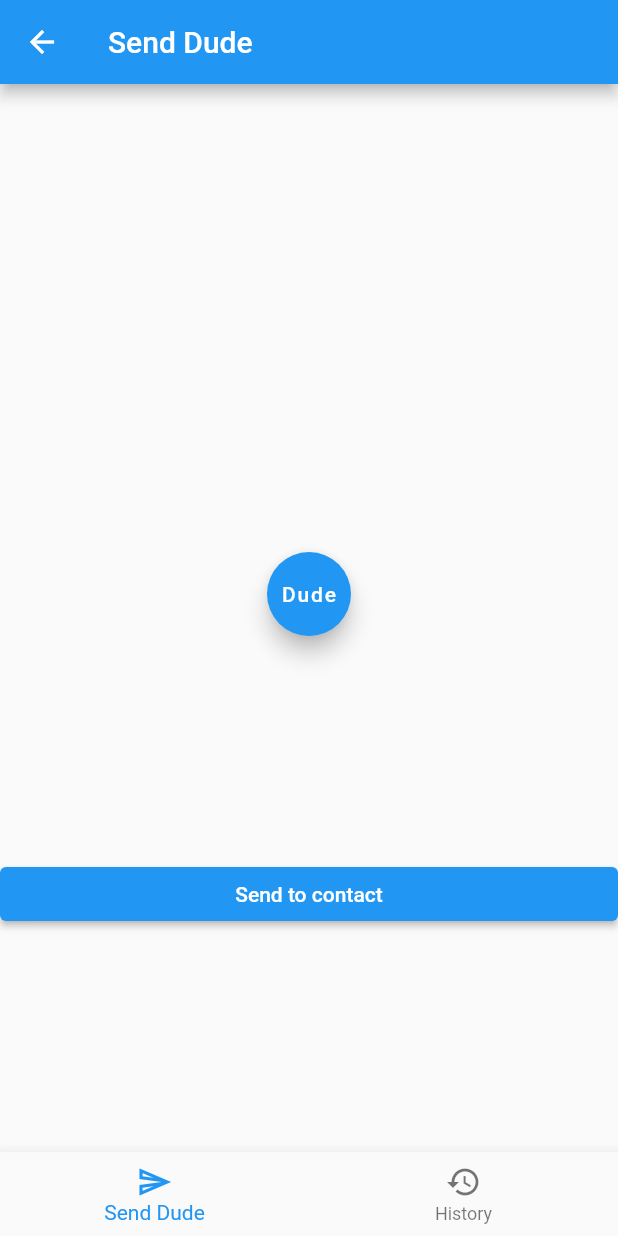
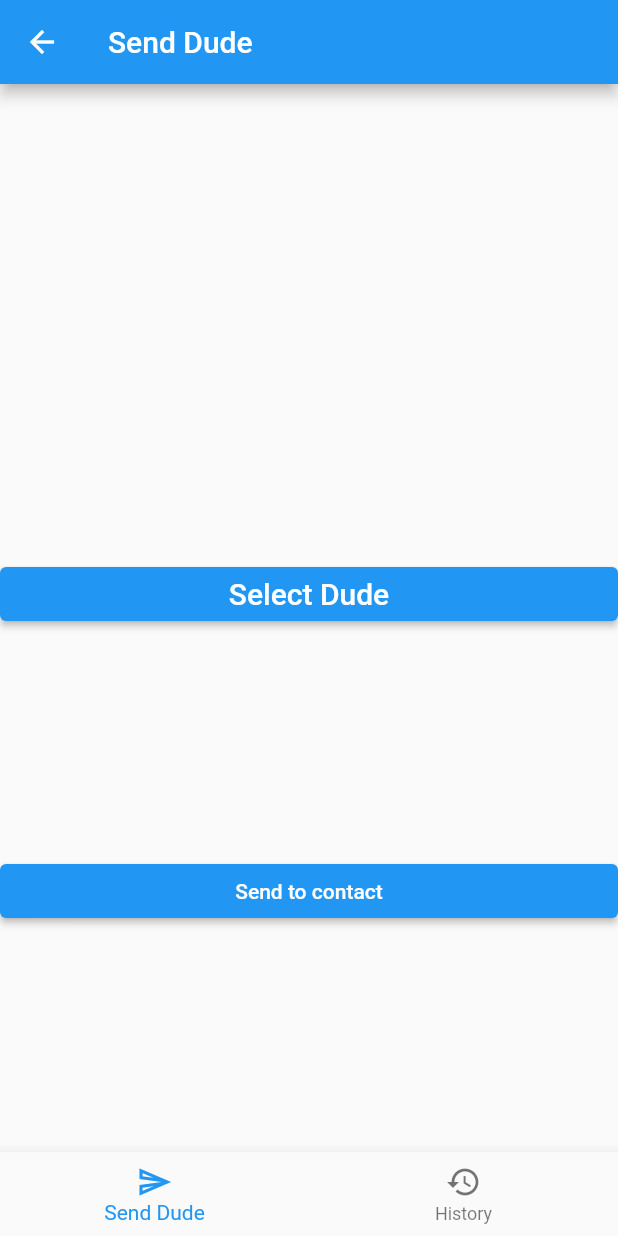
Before and after one commit to atsign-foundation/at_dude, a Flutter app: the SendDudeScreen screen opened by its route, on a phone screen of 412 x 824 dp. Run offline on Flutter 3.47's test engine with Material 2 defaults, Android fonts, the phone set to English and light mode, and no system bars; missing offline and left inert: at_app_flutter, at_client_mobile, at_contacts_flutter, at_onboarding_flutter, at_utils.

Commit message:
A basic send dude screen added

```diff
--- a/lib/screens/send_dude_screen.dart
+++ b/lib/screens/send_dude_screen.dart
@@ -1,3 +1,5 @@
+import 'dart:ui';
+
 import 'package:at_app_flutter/at_app_flutter.dart';
 import 'package:at_contacts_flutter/at_contacts_flutter.dart';
 import 'package:flutter/material.dart';
@@ -13,16 +15,20 @@ class SendDudeScreen extends StatefulWidget {
 }
 
 class _SendDudeScreenState extends State<SendDudeScreen> {
+  String stringList = '';
+  bool _buttonPressed = false;
+
   @override
-  void initState() {}
+  void initState() {
+    super.initState();
+  }
 
   @override
   Widget build(BuildContext context) {
     initializeContactsService(rootDomain: AtEnv.rootDomain);
     SizeConfig().init(context);
     List<String> strArr = ['D', 'u', 'd', 'e'];
-    String stringList = '';
-    bool _buttonPressed = false;
+
     return Scaffold(
       appBar: AppBar(title: Text('Send Dude')),
       bottomNavigationBar: DudeBottomNavigationBar(
@@ -32,40 +38,45 @@ class _SendDudeScreenState extends State<SendDudeScreen> {
         crossAxisAlignment: CrossAxisAlignment.stretch,
         mainAxisAlignment: MainAxisAlignment.spaceEvenly,
         children: [
-          Text(stringList),
+          Center(
+              child: Text(stringList, style: TextStyle(color: Colors.black))),
           GestureDetector(
-              child: FloatingActionButton(
-                onPressed: () {},
-                child: Text('Dude'),
+              child: ElevatedButton(
+                style: TextButton.styleFrom(
+                  backgroundColor: Colors.blue,
+                ),
+                onPressed: () {
+                  // TODO: Send dude to atsign
+                  // Snackbar will display String "Dude"
+                  // on pressed of the elevated button
+                  // var snackBar =
+                  //     SnackBar(content: Text(strArr.join("").toString()));
+                  // ScaffoldMessenger.of(context).showSnackBar(snackBar);
+
+                  setState(() {
+                    stringList = strArr.join("").toString();
+                  });
+                },
+                child: Text(
+                  'Select Dude',
+                  style: TextStyle(color: Colors.white, fontSize: 20),
+                ),
               ),
-              onTap: () {
-                // TODO: Send dude to atsign
-                // Snackbar will display String "Dude"
-                // on pressed of the elevated button
-                var snackBar = SnackBar(content: Text(strArr.toString()));
-                ScaffoldMessenger.of(context).showSnackBar(snackBar);
-                stringList = strArr.join("");
-              },
               onLongPressStart: (_) async {
                 _buttonPressed = true;
                 do {
-                  stringList = strArr.join("");
-                  setState(() {});
-                  var snackBar = SnackBar(
-                      duration: const Duration(milliseconds: 500),
-                      content: Text(stringList));
                   strArr.insert(1, "u");
-
-                  print("strArr tapdown => $strArr");
-                  await Future.delayed(Duration(seconds: 1));
-                  ScaffoldMessenger.of(context).showSnackBar(snackBar);
+                  setState(() {
+                    stringList = strArr.join("").toString();
+                  });
+                  await Future.delayed(Duration(milliseconds: 250));
                 } while (_buttonPressed);
               },
               onLongPressEnd: (_) {
                 setState(() {
                   _buttonPressed = false;
                 });
-                String stringList = strArr.join("");
+                // String stringList = strArr.join("");
                 // TODO: Send "Duuuuuude" to atsign
               }),
           ElevatedButton(
```
